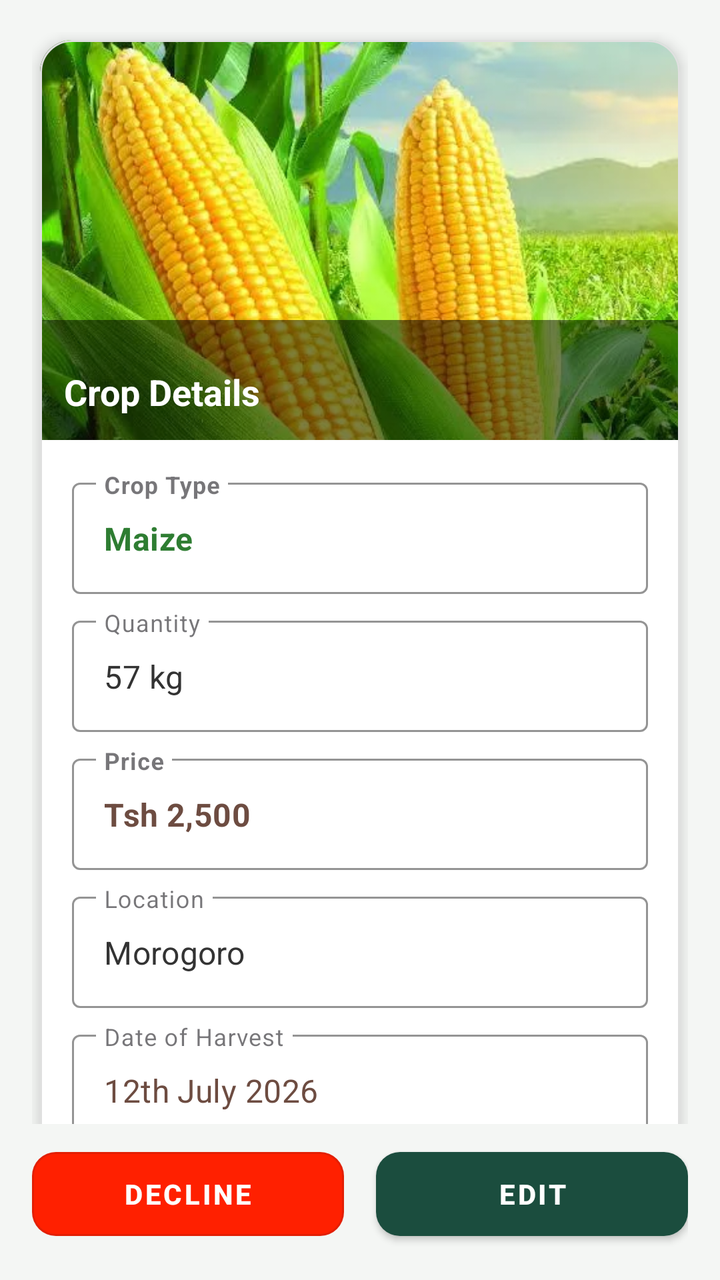
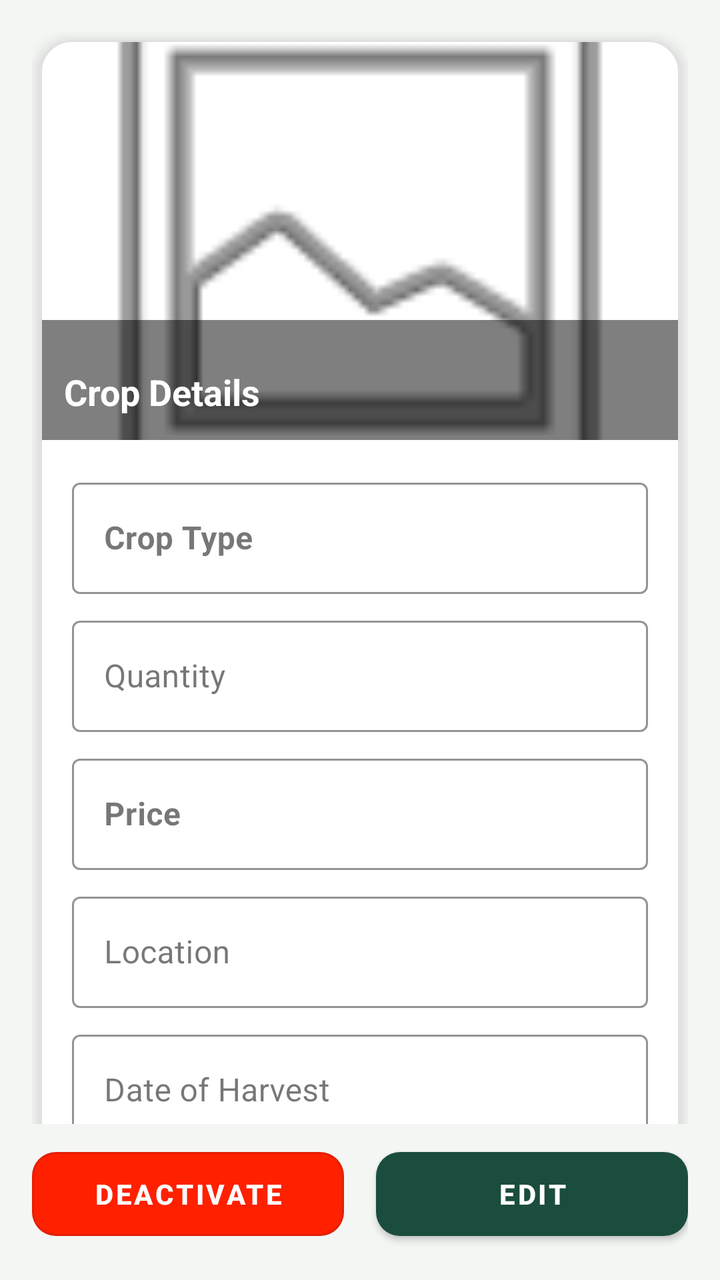

The first picture is an Android layout as it rendered before a commit; the second is the same layout after the commit. The layout source and the unified diff follow.
<!-- AndroidManifest.xml: application theme Theme.AGROFASTASOLUTIONS -->
<!-- res/layout/activity_edit_and_suspend.xml -->
<?xml version="1.0" encoding="utf-8"?>
<RelativeLayout xmlns:android="http://schemas.android.com/apk/res/android"
    xmlns:app="http://schemas.android.com/apk/res-auto"
    xmlns:tools="http://schemas.android.com/tools"
    android:id="@+id/main"
    android:layout_width="match_parent"
    android:layout_height="match_parent"
    android:background="#F4F6F4"
    android:padding="16dp"
    tools:context=".Edit_and_suspend">

    <FrameLayout
        android:id="@+id/frameLayoutContainer"
        android:layout_width="match_parent"
        android:layout_height="match_parent"
        android:layout_above="@id/bottomButtonContainer">

        <ScrollView
            android:layout_width="match_parent"
            android:layout_height="match_parent"
            android:clipToPadding="false"
            android:fillViewport="true"
            android:scrollbars="none">

            <com.google.android.material.card.MaterialCardView
                android:layout_width="match_parent"
                android:layout_height="wrap_content"
                android:layout_margin="4dp"
                app:cardBackgroundColor="#FFFFFF"
                app:cardCornerRadius="16dp"
                app:cardElevation="4dp"
                app:strokeColor="#E0E0E0"
                app:strokeWidth="1dp">

                <LinearLayout
                    android:layout_width="match_parent"
                    android:layout_height="wrap_content"
                    android:orientation="vertical">

                    
                    <RelativeLayout
                        android:layout_width="match_parent"
                        android:layout_height="200dp">

                        <ImageView
                            android:id="@+id/imgCropPicture"
                            android:layout_width="match_parent"
                            android:layout_height="match_parent"
                            android:contentDescription="Crop Picture"
                            android:scaleType="centerCrop"
                            android:src="@drawable/maize" />

                        <View
                            android:layout_width="match_parent"
                            android:layout_height="60dp"
                            android:layout_alignParentBottom="true"
                            android:background="#80000000" />

                        <TextView
                            android:layout_width="wrap_content"
                            android:layout_height="wrap_content"
                            android:layout_alignParentBottom="true"
                            android:layout_margin="12dp"
                            android:text="Crop Details"
                            android:textColor="#FFFFFF"
                            android:textSize="18sp"
                            android:textStyle="bold" />
                    </RelativeLayout>

                    
                    <LinearLayout
                        android:layout_width="match_parent"
                        android:layout_height="wrap_content"
                        android:orientation="vertical"
                        android:padding="16dp">

                        
                        <com.google.android.material.textfield.TextInputLayout
                            style="@style/Widget.MaterialComponents.TextInputLayout.OutlinedBox"
                            android:layout_width="match_parent"
                            android:layout_height="wrap_content"
                            android:layout_marginBottom="8dp"
                            android:hint="Crop Type"
                            app:boxStrokeColor="#2E7D32"
                            app:hintTextColor="#2E7D32">

                            <com.google.android.material.textfield.TextInputEditText
                                android:id="@+id/etCropType"
                                android:layout_width="match_parent"
                                android:layout_height="wrap_content"
                                android:enabled="false"
                                android:inputType="textPersonName"
                                android:text="Maize"
                                android:textColor="#2E7D32"
                                android:textStyle="bold" />
                        </com.google.android.material.textfield.TextInputLayout>

                        
                        <com.google.android.material.textfield.TextInputLayout
                            style="@style/Widget.MaterialComponents.TextInputLayout.OutlinedBox"
                            android:layout_width="match_parent"
                            android:layout_height="wrap_content"
                            android:layout_marginBottom="8dp"
                            android:hint="Quantity"
                            app:boxStrokeColor="#2E7D32"
                            app:hintTextColor="#2E7D32">

                            <com.google.android.material.textfield.TextInputEditText
                                android:id="@+id/etQuantity"
                                android:layout_width="match_parent"
                                android:layout_height="wrap_content"
                                android:enabled="false"
                                android:inputType="text"
                                android:text="57 kg"
                                android:textColor="#333333" />
                        </com.google.android.material.textfield.TextInputLayout>

                        
                        <com.google.android.material.textfield.TextInputLayout
                            style="@style/Widget.MaterialComponents.TextInputLayout.OutlinedBox"
                            android:layout_width="match_parent"
                            android:layout_height="wrap_content"
                            android:layout_marginBottom="8dp"
                            android:hint="Price"
                            app:boxStrokeColor="#6D4C41"
                            app:hintTextColor="#6D4C41">

                            <com.google.android.material.textfield.TextInputEditText
                                android:id="@+id/etPrice"
                                android:layout_width="match_parent"
                                android:layout_height="wrap_content"
                                android:enabled="false"
                                android:inputType="numberDecimal"
                                android:text="Tsh 2,500"
                                android:textColor="#6D4C41"
                                android:textStyle="bold" />
                        </com.google.android.material.textfield.TextInputLayout>

                        
                        <com.google.android.material.textfield.TextInputLayout
                            style="@style/Widget.MaterialComponents.TextInputLayout.OutlinedBox"
                            android:layout_width="match_parent"
                            android:layout_height="wrap_content"
                            android:layout_marginBottom="8dp"
                            android:hint="Location"
                            app:boxStrokeColor="#2E7D32"
                            app:hintTextColor="#2E7D32">

                            <com.google.android.material.textfield.TextInputEditText
                                android:id="@+id/etLocation"
                                android:layout_width="match_parent"
                                android:layout_height="wrap_content"
                                android:enabled="false"
                                android:inputType="textPostalAddress"
                                android:text="Morogoro"
                                android:textColor="#333333" />
                        </com.google.android.material.textfield.TextInputLayout>

                        
                        <com.google.android.material.textfield.TextInputLayout
                            style="@style/Widget.MaterialComponents.TextInputLayout.OutlinedBox"
                            android:layout_width="match_parent"
                            android:layout_height="wrap_content"
                            android:hint="Date of Harvest"
                            app:boxStrokeColor="#6D4C41"
                            app:hintTextColor="#6D4C41">

                            <com.google.android.material.textfield.TextInputEditText
                                android:id="@+id/etHarvestDate"
                                android:layout_width="match_parent"
                                android:layout_height="wrap_content"
                                android:enabled="false"
                                android:focusable="false"
                                android:inputType="none"
                                android:text="12th July 2026"
                                android:textColor="#6D4C41" />
                        </com.google.android.material.textfield.TextInputLayout>

                    </LinearLayout>
                </LinearLayout>
            </com.google.android.material.card.MaterialCardView>
        </ScrollView>
    </FrameLayout>

    
    <LinearLayout
        android:id="@+id/bottomButtonContainer"
        android:layout_width="match_parent"
        android:layout_height="wrap_content"
        android:layout_alignParentBottom="true"
        android:orientation="horizontal"
        android:paddingTop="8dp"
        android:weightSum="2">

        <com.google.android.material.button.MaterialButton
            android:id="@+id/btnDecline"
            style="@style/Widget.MaterialComponents.Button.OutlinedButton"
            android:layout_width="0dp"
            android:layout_height="54dp"
            android:layout_marginEnd="8dp"
            android:layout_weight="1"
            android:text="Decline"
            android:textColor="#FFFFFF"
            android:textSize="14sp"
            android:textStyle="bold"
            app:backgroundTint="#FF2000"
            app:cornerRadius="12dp" />

        <com.google.android.material.button.MaterialButton
            android:id="@+id/btnAccept"
            style="@style/Widget.MaterialComponents.Button"
            android:layout_width="0dp"
            android:layout_height="54dp"
            android:layout_marginStart="8dp"
            android:layout_weight="1"
            android:text="Edit"
            android:textColor="#FFFFFF"
            android:textSize="14sp"
            android:textStyle="bold"
            app:backgroundTint="#1B4D3E"
            app:cornerRadius="12dp" />
    </LinearLayout>

</RelativeLayout>
<!-- resources referenced by this layout -->
<resources>
  <!-- drawable maize: webp bitmap (drawable, 54362 bytes) -->
  <style name="Theme.AGROFASTASOLUTIONS" parent="Base.Theme.AGROFASTASOLUTIONS" />
  <style name="Base.Theme.AGROFASTASOLUTIONS" parent="Theme.Material3.DayNight.NoActionBar">
          
          
      </style>
</resources>

<!-- the commit's change to res/layout/activity_edit_and_suspend.xml (unified diff, before → after) -->
@@ -48,7 +48,7 @@
                             android:layout_height="match_parent"
                             android:contentDescription="Crop Picture"
                             android:scaleType="centerCrop"
-                            android:src="@drawable/maize" />
+                            android:src="@android:drawable/ic_menu_gallery"/>
 
                         <View
                             android:layout_width="match_parent"
@@ -90,7 +90,6 @@
                                 android:layout_height="wrap_content"
                                 android:enabled="false"
                                 android:inputType="textPersonName"
-                                android:text="Maize"
                                 android:textColor="#2E7D32"
                                 android:textStyle="bold" />
                         </com.google.android.material.textfield.TextInputLayout>
@@ -111,7 +110,6 @@
                                 android:layout_height="wrap_content"
                                 android:enabled="false"
                                 android:inputType="text"
-                                android:text="57 kg"
                                 android:textColor="#333333" />
                         </com.google.android.material.textfield.TextInputLayout>
 
@@ -131,7 +129,6 @@
                                 android:layout_height="wrap_content"
                                 android:enabled="false"
                                 android:inputType="numberDecimal"
-                                android:text="Tsh 2,500"
                                 android:textColor="#6D4C41"
                                 android:textStyle="bold" />
                         </com.google.android.material.textfield.TextInputLayout>
@@ -152,7 +149,6 @@
                                 android:layout_height="wrap_content"
                                 android:enabled="false"
                                 android:inputType="textPostalAddress"
-                                android:text="Morogoro"
                                 android:textColor="#333333" />
                         </com.google.android.material.textfield.TextInputLayout>
 
@@ -172,7 +168,6 @@
                                 android:enabled="false"
                                 android:focusable="false"
                                 android:inputType="none"
-                                android:text="12th July 2026"
                                 android:textColor="#6D4C41" />
                         </com.google.android.material.textfield.TextInputLayout>
 
@@ -199,7 +194,7 @@
             android:layout_height="54dp"
             android:layout_marginEnd="8dp"
             android:layout_weight="1"
-            android:text="Decline"
+            android:text="Deactivate"
             android:textColor="#FFFFFF"
             android:textSize="14sp"
             android:textStyle="bold"
<!-- resource entries referenced after the edit -->
@@ -1,10 +1,14 @@
 <!-- resources referenced by this layout -->
 <resources>
-  <!-- drawable maize: webp bitmap (drawable, 54362 bytes) -->
   <style name="Theme.AGROFASTASOLUTIONS" parent="Base.Theme.AGROFASTASOLUTIONS" />
   <style name="Base.Theme.AGROFASTASOLUTIONS" parent="Theme.Material3.DayNight.NoActionBar">
           
           
+              
+          <item name="CardBackgroundColor">@color/agrofast_green</item>
+          <item name="CardStrokeColor">@color/agrofast_green</item>
+  
       </style>
+  <color name="agrofast_green">#1F6F43</color>
 </resources>
 
